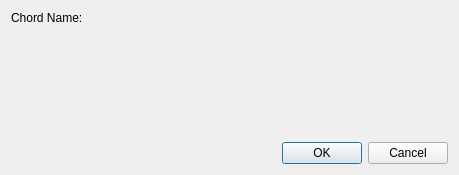
Before: the Qt Designer form source/dialogs/chorddiagramdialog.ui in powertab/powertabeditor, drawn with Qt 5.
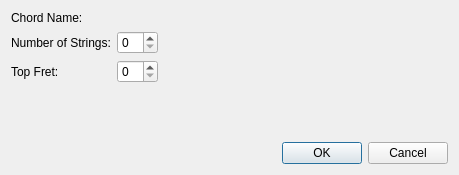
After: the same form once the commit is applied. Custom widgets are drawn as their Qt base class.

Commit message: Add widgets for adjusting the string count and top fret.

```diff
--- a/source/dialogs/chorddiagramdialog.ui
+++ b/source/dialogs/chorddiagramdialog.ui
@@ -35,6 +35,26 @@
      <item row="0" column="1">
       <widget class="ClickableLabel" name="chordNameButton" native="true"/>
      </item>
+     <item row="2" column="0">
+      <widget class="QLabel" name="topFretLabel">
+       <property name="text">
+        <string>Top Fret:</string>
+       </property>
+      </widget>
+     </item>
+     <item row="2" column="1">
+      <widget class="QSpinBox" name="topFretSpinBox"/>
+     </item>
+     <item row="1" column="0">
+      <widget class="QLabel" name="numStringsLabel">
+       <property name="text">
+        <string>Number of Strings:</string>
+       </property>
+      </widget>
+     </item>
+     <item row="1" column="1">
+      <widget class="QSpinBox" name="numStringsSpinBox"/>
+     </item>
     </layout>
    </item>
    <item>
```
The commit also changes 4 other files.
